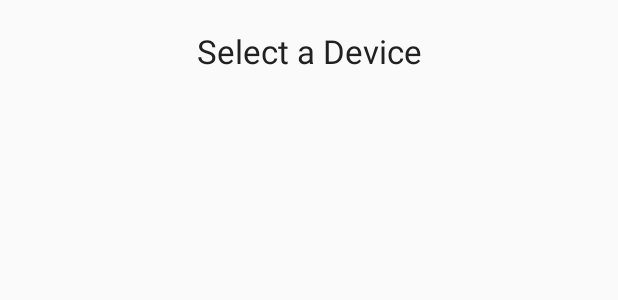
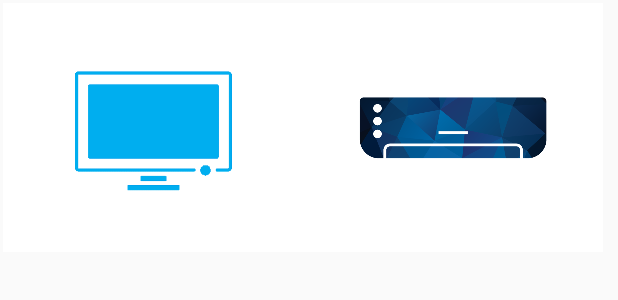
Before and after one commit to prizzv/Remote_Android_app, an Android app: the layout activity_devices_list.xml on its own in the app's theme, with its tools: preview values and no code run, on a phone screen of 412 x 824 dp. Shown: the top 300 px of the screen. Run offline under Robolectric (Android 15) with nearby library versions, the phone set to English and light mode, and no system bars.

Commit message:
added the Tv_List and Devices_List activities

```diff
--- a/app/build.gradle
+++ b/app/build.gradle
@@ -32,6 +32,7 @@ dependencies {
     implementation 'androidx.appcompat:appcompat:1.3.1'
     implementation 'com.google.android.material:material:1.4.0'
     implementation 'androidx.constraintlayout:constraintlayout:2.1.1'
+    implementation 'androidx.gridlayout:gridlayout:1.0.0'
     testImplementation 'junit:junit:4.+'
     androidTestImplementation 'androidx.test.ext:junit:1.1.3'
     androidTestImplementation 'androidx.test.espresso:espresso-core:3.4.0'
--- a/app/src/main/res/layout/activity_devices_list.xml
+++ b/app/src/main/res/layout/activity_devices_list.xml
@@ -1,33 +1,43 @@
 <?xml version="1.0" encoding="utf-8"?>
-<androidx.constraintlayout.widget.ConstraintLayout xmlns:android="http://schemas.android.com/apk/res/android"
+<androidx.constraintlayout.widget.ConstraintLayout
+    xmlns:android="http://schemas.android.com/apk/res/android"
+    xmlns:tools="http://schemas.android.com/tools"
     xmlns:app="http://schemas.android.com/apk/res-auto"
-    xmlns:tools="http://schemas.android.com/tools"
     android:layout_width="match_parent"
     android:layout_height="match_parent"
     tools:context=".Devices_List">
 
-    <ListView
-        android:id="@+id/devices_List_View"
-        android:layout_width="405dp"
-        android:layout_height="646dp"
-        android:layout_marginStart="3dp"
-        android:layout_marginTop="26dp"
-        android:layout_marginEnd="3dp"
-        app:layout_constraintEnd_toEndOf="parent"
-        app:layout_constraintStart_toStartOf="parent"
-        app:layout_constraintTop_toBottomOf="@+id/textView" />
+  <androidx.gridlayout.widget.GridLayout
+      android:layout_width="0dp"
+      android:layout_height="0dp"
+      android:layout_marginStart="2dp"
+      android:layout_marginTop="2dp"
+      android:layout_marginEnd="2dp"
+      android:layout_marginBottom="2dp"
+      app:layout_constraintBottom_toBottomOf="parent"
+      app:layout_constraintEnd_toEndOf="parent"
+      app:layout_constraintStart_toStartOf="parent"
+      app:layout_constraintTop_toTopOf="parent">
 
-    <TextView
-        android:id="@+id/textView"
-        android:layout_width="358dp"
-        android:layout_height="35dp"
-        android:layout_marginTop="19dp"
-        android:text="@string/choose_device"
-        android:textAlignment="center"
-        android:textColor="@color/mainText"
-        android:textSize="22sp"
-        app:layout_constraintEnd_toEndOf="parent"
-        app:layout_constraintHorizontal_bias="0.5"
-        app:layout_constraintStart_toStartOf="parent"
-        app:layout_constraintTop_toTopOf="parent" />
+    <ImageButton
+        android:id="@+id/tvImageButton"
+        android:layout_width="200dp"
+        android:layout_height="166dp"
+        android:background="@color/white"
+        android:scaleType="fitCenter"
+        app:layout_column="0"
+        app:layout_row="0"
+        app:srcCompat="@drawable/tv" />
+
+    <ImageButton
+        android:id="@+id/acImageButton"
+        android:layout_width="200dp"
+        android:layout_height="166dp"
+        android:background="@color/white"
+        android:scaleType="fitCenter"
+        app:layout_column="1"
+        app:layout_row="0"
+        app:srcCompat="@drawable/ac" />
+
+  </androidx.gridlayout.widget.GridLayout>
 </androidx.constraintlayout.widget.ConstraintLayout>
```
Also changed, not shown: app/src/main/AndroidManifest.xml (+14 -5 lines), app/src/main/java/com/practice/remoteapp/Devices_List.java (+9 -20 lines), app/src/main/java/com/practice/remoteapp/Tv_List.java (added, +44 -0 lines), app/src/main/res/layout/activity_main.xml (+21 -19 lines), app/src/main/res/layout/activity_tv_list.xml (added, +33 -0 lines), app/src/main/res/drawable-v24/ac.png (added), app/src/main/res/drawable-v24/tv.png (added), app/src/main/res/drawable-v24/tv_bg.png (added).
